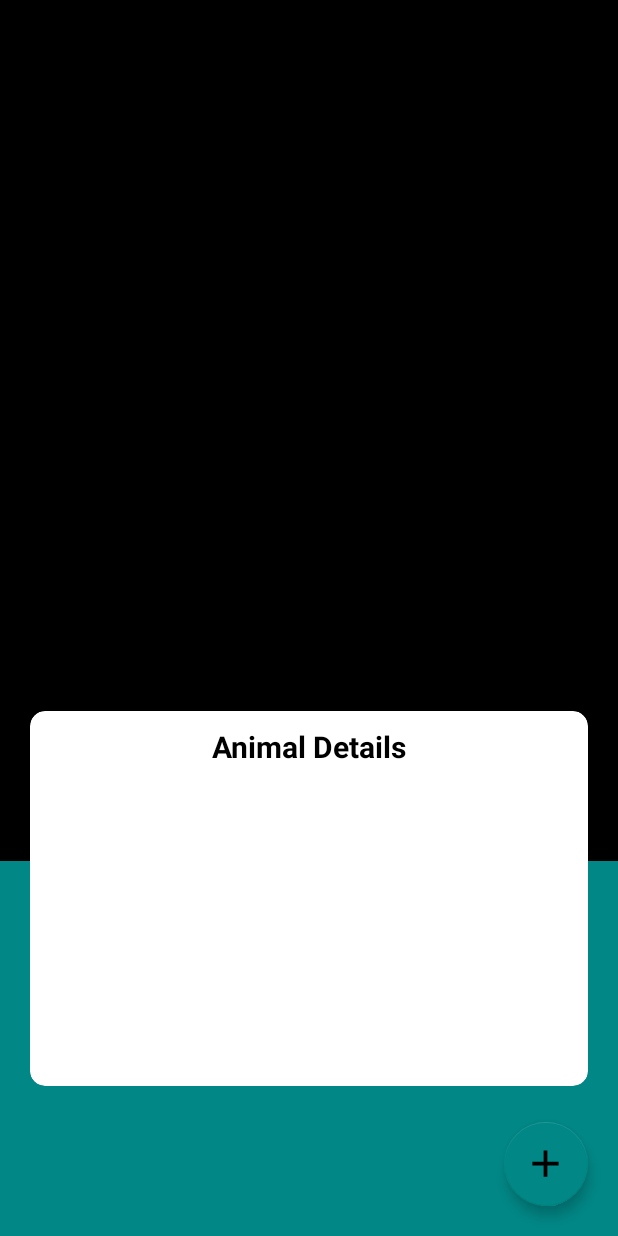
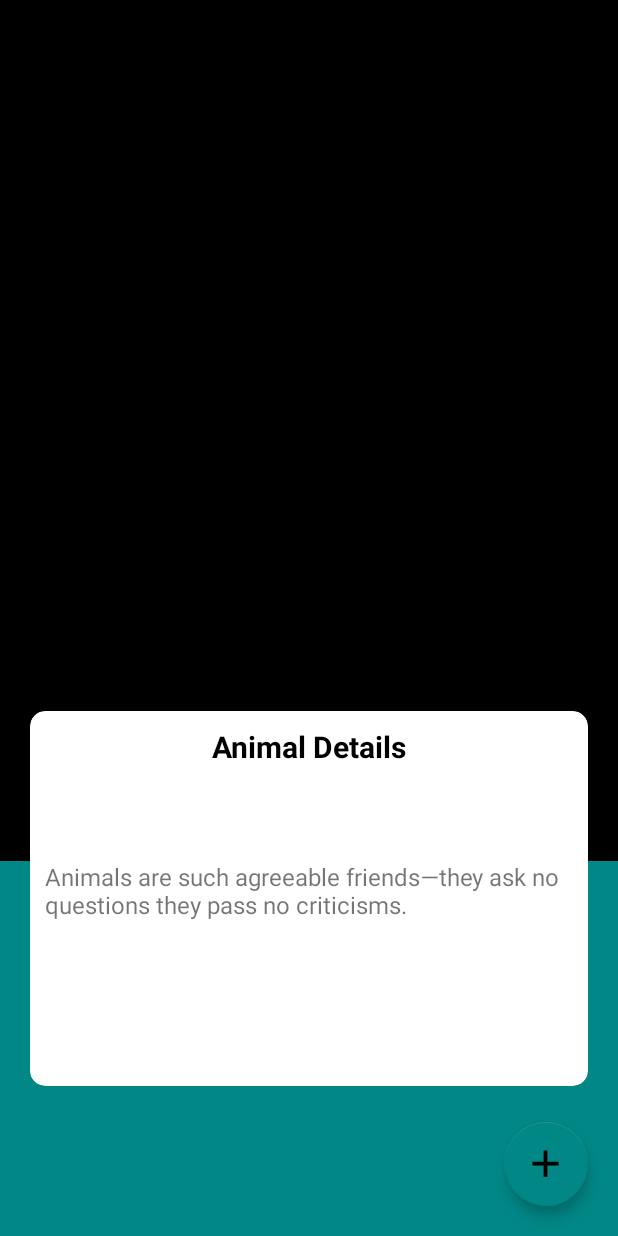
Before and after one commit to chekeAditya/AniCare, an Android app: the layout activity_animal_details.xml on its own in the app's theme, with its tools: preview values and no code run, on a phone screen of 412 x 824 dp. Run offline under Robolectric (Android 15) with nearby library versions, the phone set to English and light mode, and no system bars.

```diff
--- a/app/src/main/res/layout/activity_animal_details.xml
+++ b/app/src/main/res/layout/activity_animal_details.xml
@@ -50,6 +50,17 @@
         app:layout_constraintEnd_toEndOf="parent"
         app:layout_constraintTop_toBottomOf="@+id/tvAnimalDetailsHead"/>
 
+    <TextView
+        android:id="@+id/tvQuote"
+        android:layout_width="match_parent"
+        android:layout_height="wrap_content"
+        android:textSize="16sp"
+        android:text="Animals are such agreeable friends—they ask no questions they pass no criticisms."
+        android:layout_margin="30dp"
+        app:layout_constraintStart_toStartOf="@id/cvAnimalDetails"
+        app:layout_constraintEnd_toEndOf="@id/cvAnimalDetails"
+        app:layout_constraintTop_toBottomOf="@+id/tvLabel"/>
+
     <com.google.android.material.floatingactionbutton.FloatingActionButton
         android:id="@+id/fbAddAnimalDetails"
         android:layout_width="wrap_content"
```
